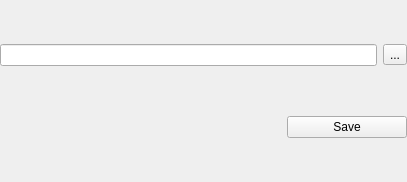
Old version of the form resources/ui/utils/pathedit.ui in the repository RareDevs/Rare.
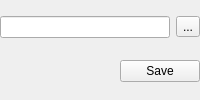
New version of the form.

Commit message: Improve the layout of PathEdit

```diff
--- a/resources/ui/utils/pathedit.ui
+++ b/resources/ui/utils/pathedit.ui
@@ -2,14 +2,6 @@
 <ui version="4.0">
  <class>PathEdit</class>
  <widget class="QWidget" name="PathEdit">
-  <property name="geometry">
-   <rect>
-    <x>0</x>
-    <y>0</y>
-    <width>407</width>
-    <height>182</height>
-   </rect>
-  </property>
   <property name="windowTitle">
    <string>PathEdit</string>
   </property>
@@ -26,15 +18,20 @@
    <property name="bottomMargin">
     <number>0</number>
    </property>
-   <item row="1" column="4">
+   <item row="0" column="1">
     <widget class="QToolButton" name="path_select">
      <property name="text">
       <string>...</string>
      </property>
     </widget>
    </item>
-   <item row="2" column="0" colspan="3">
-    <spacer name="hs_pathedit">
+   <item row="0" column="0">
+    <widget class="QLineEdit" name="text_edit"/>
+   </item>
+   <item row="1" column="0" colspan="2">
+    <layout class="QHBoxLayout" name="layout_pathedit_save">
+     <item>
+      <spacer name="hs_save">
      <property name="orientation">
       <enum>Qt::Horizontal</enum>
      </property>
@@ -46,7 +43,7 @@
      </property>
     </spacer>
    </item>
-   <item row="2" column="3" colspan="2">
+     <item>
     <widget class="QPushButton" name="save_path_button">
      <property name="enabled">
       <bool>true</bool>
@@ -56,8 +53,7 @@
      </property>
     </widget>
    </item>
-   <item row="1" column="0" colspan="4">
-    <widget class="QLineEdit" name="text_edit"/>
+    </layout>
    </item>
   </layout>
  </widget>
```
Left out of the diff: 4 changed lines with no effect on the pictures. Lines whose indentation alone changed are shown as unchanged. The commit also changes 2 other files.
